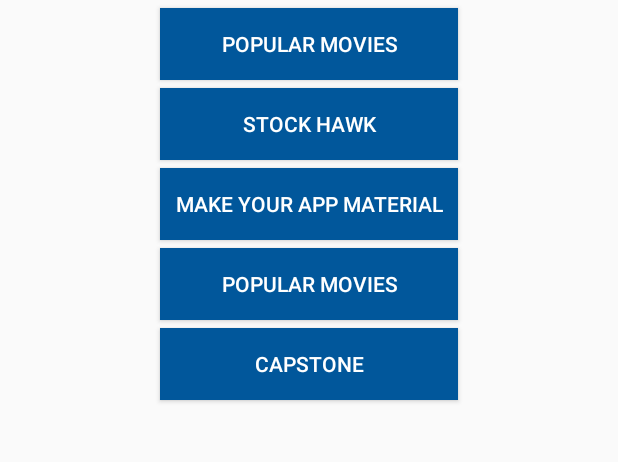
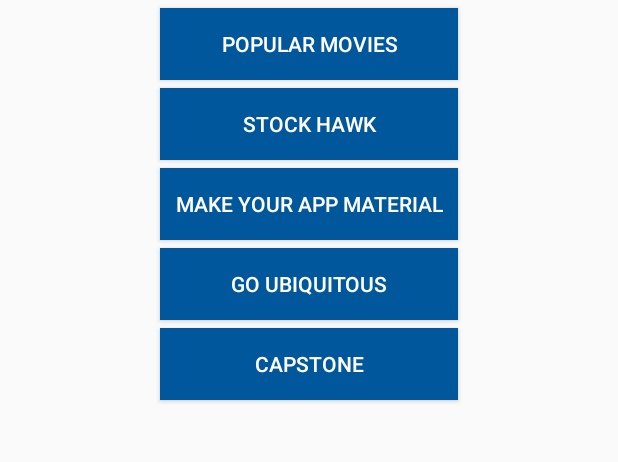
Before and after one commit to Lukasboo/MyNanodegreeApps, an Android app: the screen it shows after launch (MainActivity), on a phone screen of 412 x 824 dp, the part 67-529 px from its top. Run offline under Robolectric (Android 15) with nearby library versions, the phone set to English and light mode, and no system bars.

Commit message:
Change Button Text

```diff
--- a/app/src/main/res/layout/activity_main.xml
+++ b/app/src/main/res/layout/activity_main.xml
@@ -57,7 +57,7 @@
 
     <Button
         android:id="@+id/btgoubiquitous"
-        android:text="Popular Movies"
+        android:text="Go Ubiquitous"
         android:textColor="#FFFFFF"
         android:background="@color/button"
         android:padding="10dp"
```
